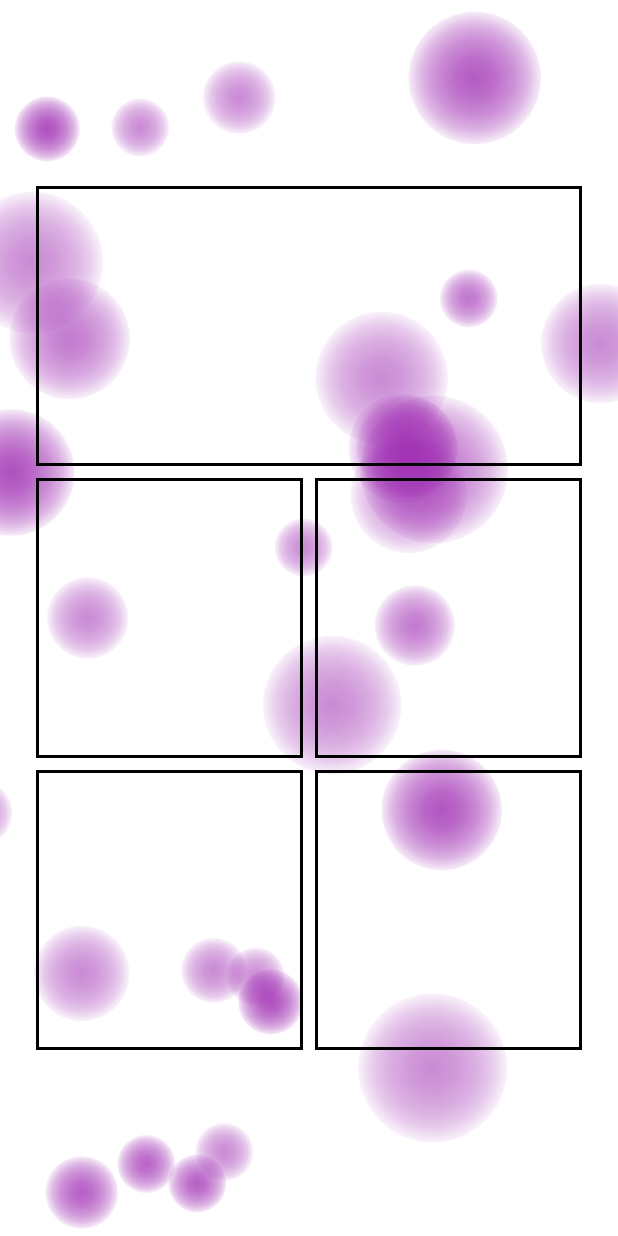
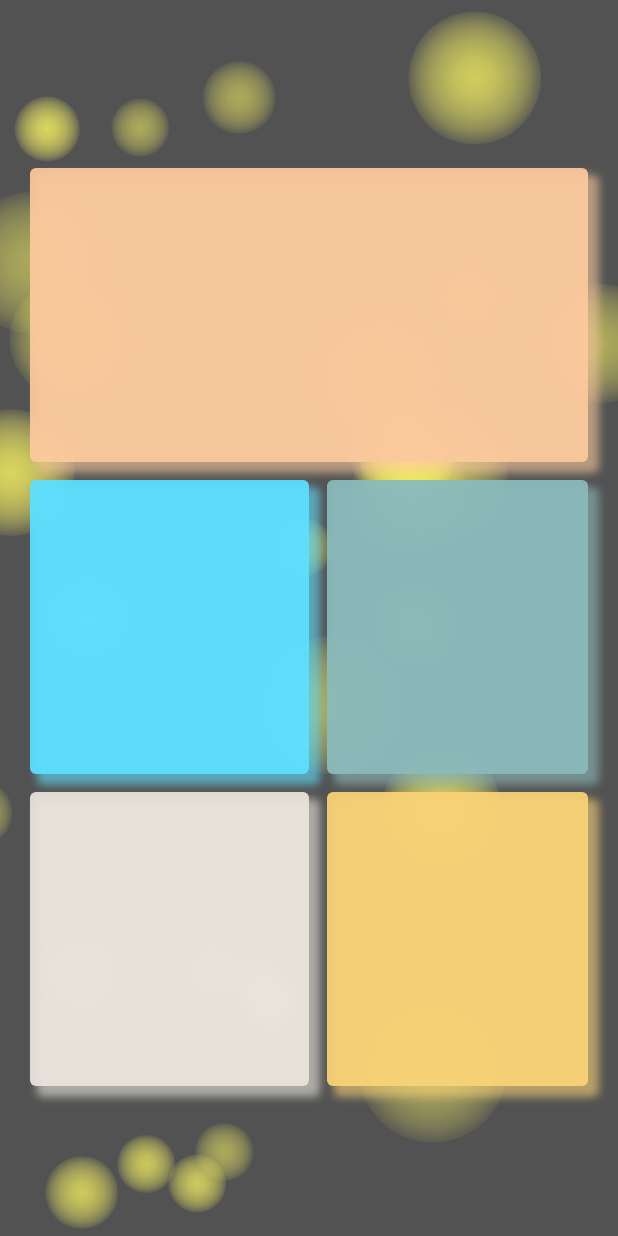
Before and after one commit to silverswords/guardian, a Flutter app: the screen it shows after launch, on a phone screen of 412 x 824 dp. Run offline on Flutter 3.47's test engine with Material 2 defaults, Android fonts, the phone set to English and light mode, and no system bars.

Commit message:
color plan

```diff
--- a/lib/pages/landing/background.dart
+++ b/lib/pages/landing/background.dart
@@ -54,7 +54,7 @@ class BackgroundPainter extends CustomPainter {
   }
 
   void _drawBackground(Canvas canvas, Rect rect) {
-    canvas.drawRect(rect, Paint()..color = Colors.white);
+    canvas.drawRect(rect, Paint()..color = Color(0xff525252));
   }
 
   void _initialCircles(Rect rect, Random random) {
@@ -74,7 +74,9 @@ class BackgroundPainter extends CustomPainter {
   }
 
   void _drawCircles(Canvas canvas, Random random) {
-    final Paint paint = new Paint();
+    final Paint paint = Paint();
+    //final Color bubble = Color(0xfffffbbe);
+    final Color bubble = Color(0xfffaf562);
 
     for (int i = 0; i < counts; i++) {
       Circle circle = _circles[i];
@@ -91,11 +93,11 @@ class BackgroundPainter extends CustomPainter {
 
       Gradient gradient = new RadialGradient(
         colors: <Color>[
-          Colors.purple.withOpacity(baseOpacity * 0.9),
-          Colors.purple.withOpacity(baseOpacity * 0.8),
-          Colors.purple.withOpacity(baseOpacity * 0.6),
-          Colors.purple.withOpacity(baseOpacity * 0.4),
-          Colors.purple.withOpacity(baseOpacity * 0.1),
+          bubble.withOpacity(baseOpacity * 0.9),
+          bubble.withOpacity(baseOpacity * 0.8),
+          bubble.withOpacity(baseOpacity * 0.6),
+          bubble.withOpacity(baseOpacity * 0.4),
+          bubble.withOpacity(baseOpacity * 0.1),
         ],
         stops: [
           0.0,
--- a/lib/pages/landing/layout.dart
+++ b/lib/pages/landing/layout.dart
@@ -1,4 +1,5 @@
 import 'package:flutter/material.dart';
+//import 'package:guardian/widgets/digit-clock.dart';
 
 class Layout extends StatelessWidget {
   @override
@@ -6,8 +7,8 @@ class Layout extends StatelessWidget {
     return SafeArea(
       child: Container(
         margin: EdgeInsets.only(
-          top: 120.0,
-          bottom: 120.0,
+          top: 100.0,
+          bottom: 100.0,
           left: 20.0,
           right: 20.0,
         ),
@@ -17,12 +18,18 @@ class Layout extends StatelessWidget {
             Expanded(
               flex: 1,
               child: Container(
-                margin: EdgeInsets.all(4.0),
+                margin: EdgeInsets.only(top: 12.0),
                 decoration: BoxDecoration(
-                  color: Colors.transparent,
-                  border: Border.all(
-                    width: 2,
-                  ),
+                  color: Color(0xeefbc99d),
+                  borderRadius: BorderRadius.circular(4.0),
+                  boxShadow: <BoxShadow>[
+                    BoxShadow(
+                      color: Color(0x99fbc99d),
+                      offset: Offset(6.0, 6.0),
+                      blurRadius: 4.0,
+                      spreadRadius: 0.8,
+                    ),
+                  ],
                 ),
               ),
             ),
@@ -34,24 +41,36 @@ class Layout extends StatelessWidget {
                   Expanded(
                     flex: 1,
                     child: Container(
-                      margin: EdgeInsets.all(4.0),
+                      margin: EdgeInsets.only(top: 12.0),
                       decoration: BoxDecoration(
-                        color: Colors.transparent,
-                        border: Border.all(
-                          width: 2,
-                        ),
+                        color: Color(0xee5edfff),
+                        borderRadius: BorderRadius.circular(4.0),
+                        boxShadow: <BoxShadow>[
+                          BoxShadow(
+                            color: Color(0x995edfff),
+                            offset: Offset(6.0, 6.0),
+                            blurRadius: 4.0,
+                            spreadRadius: 0.8,
+                          ),
+                        ],
                       ),
                     ),
                   ),
                   Expanded(
                     flex: 1,
                     child: Container(
-                      margin: EdgeInsets.all(4.0),
+                      margin: EdgeInsets.only(top: 12.0, left: 12.0),
                       decoration: BoxDecoration(
-                        color: Colors.transparent,
-                        border: Border.all(
-                          width: 2,
-                        ),
+                        color: Color(0xee8bbabb),
+                        borderRadius: BorderRadius.circular(4.0),
+                        boxShadow: <BoxShadow>[
+                          BoxShadow(
+                            color: Color(0x998bbabb),
+                            offset: Offset(6.0, 6.0),
+                            blurRadius: 4.0,
+                            spreadRadius: 0.8,
+                          ),
+                        ],
                       ),
                     ),
                   ),
@@ -66,24 +85,36 @@ class Layout extends StatelessWidget {
                   Expanded(
                     flex: 1,
                     child: Container(
-                      margin: EdgeInsets.all(4.0),
+                      margin: EdgeInsets.only(top: 12.0),
                       decoration: BoxDecoration(
-                        color: Colors.transparent,
-                        border: Border.all(
-                          width: 2,
-                        ),
+                        color: Color(0xeee9e5dd),
+                        borderRadius: BorderRadius.circular(4.0),
+                        boxShadow: <BoxShadow>[
+                          BoxShadow(
+                            color: Color(0x99e9e5dd),
+                            offset: Offset(6.0, 6.0),
+                            blurRadius: 4.0,
+                            spreadRadius: 0.8,
+                          ),
+                        ],
                       ),
                     ),
                   ),
                   Expanded(
                     flex: 1,
                     child: Container(
-                      margin: EdgeInsets.all(4.0),
+                      margin: EdgeInsets.only(top: 12.0, left: 12.0),
                       decoration: BoxDecoration(
-                        color: Colors.transparent,
-                        border: Border.all(
-                          width: 2,
-                        ),
+                        color: Color(0xeef9d276),
+                        borderRadius: BorderRadius.circular(4.0),
+                        boxShadow: <BoxShadow>[
+                          BoxShadow(
+                            color: Color(0x99f9d276),
+                            offset: Offset(6.0, 6.0),
+                            blurRadius: 4.0,
+                            spreadRadius: 0.8,
+                          ),
+                        ],
                       ),
                     ),
                   ),
```
